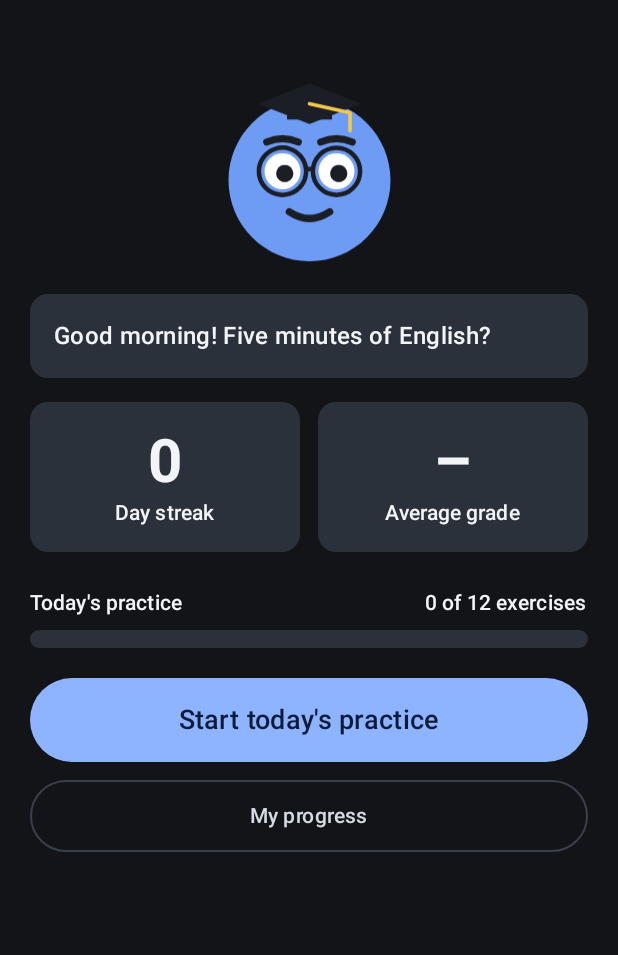
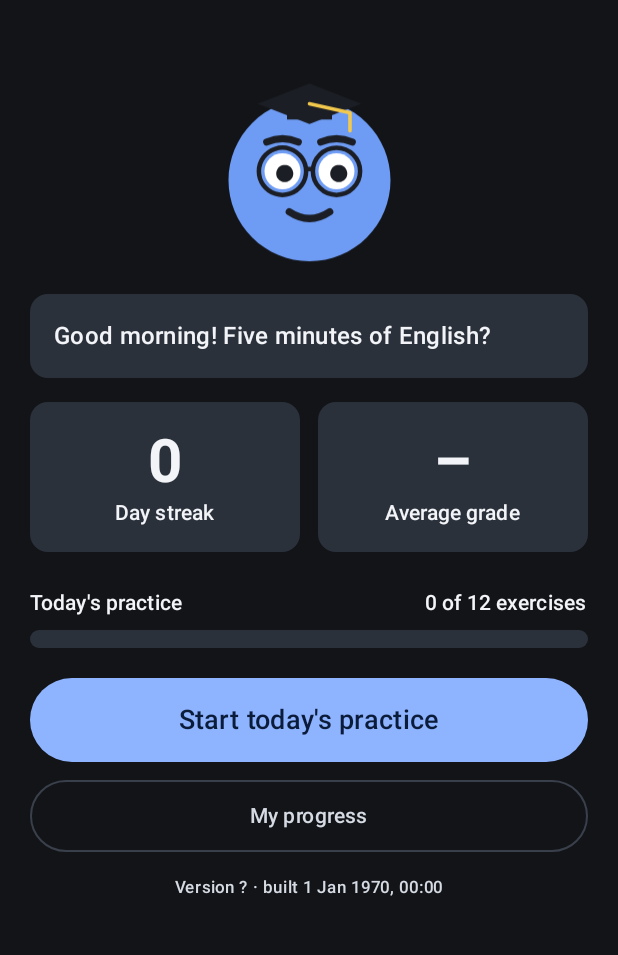
Before and after one commit to dmeltz/english-practice, an Android app built with Jetpack Compose: the screen it shows after launch (MainActivity), on a phone screen of 412 x 824 dp, the part 69-1024 px from its top. Run offline under Robolectric (Android 15) with nearby library versions, the phone set to English and light mode, and no system bars.

Commit message:
Show the version and build date and time on the home screen
Co-Authored-By: Claude Opus 5.5 <noreply@anthropic.com>
Claude-Session: https://claude.ai/code/session_01DheCgg9bVft3iuT6rJzuQN

```diff
--- a/app/build.gradle.kts
+++ b/app/build.gradle.kts
@@ -18,6 +18,8 @@ android {
         targetSdk = 35
         versionCode = buildNumber
         versionName = "0.1.$buildNumber"
+        // When this build was made, shown on the home screen in the phone's time zone.
+        buildConfigField("long", "BUILD_TIME", "${System.currentTimeMillis()}L")
     }
 
     signingConfigs {
@@ -48,6 +50,7 @@ android {
 
     buildFeatures {
         compose = true
+        buildConfig = true
     }
 }
 
--- a/app/src/main/kotlin/com/dmeltz/englishpractice/Repository.kt
+++ b/app/src/main/kotlin/com/dmeltz/englishpractice/Repository.kt
@@ -130,6 +130,13 @@ class Repository private constructor(private val context: Context) {
 object BuildConfigInfo {
     fun versionName(context: Context): String =
         context.packageManager.getPackageInfo(context.packageName, 0).versionName ?: "?"
+
+    /** "Version 0.1.14 · built 6 Nov 2026, 22:15", in the phone's time zone. */
+    fun versionLabel(context: Context): String {
+        val built = java.text.SimpleDateFormat("d MMM yyyy, HH:mm", java.util.Locale.ENGLISH)
+            .format(java.util.Date(BuildConfig.BUILD_TIME))
+        return "Version ${versionName(context)} · built $built"
+    }
 }
 
 /** Pip's mood right now. */
--- a/app/src/main/kotlin/com/dmeltz/englishpractice/ui/HomeScreen.kt
+++ b/app/src/main/kotlin/com/dmeltz/englishpractice/ui/HomeScreen.kt
@@ -31,6 +31,8 @@ import com.dmeltz.englishpractice.core.AppState
 import com.dmeltz.englishpractice.core.Mascot
 import com.dmeltz.englishpractice.core.SessionBuilder
 import com.dmeltz.englishpractice.core.sessionToContinue
+import com.dmeltz.englishpractice.BuildConfigInfo
+import androidx.compose.ui.platform.LocalContext
 import com.dmeltz.englishpractice.currentMood
 import com.dmeltz.englishpractice.today
 
@@ -111,6 +113,13 @@ fun HomeScreen(
             OutlinedButton(onClick = onProgress, modifier = Modifier.fillMaxWidth().height(48.dp)) {
                 Text("My progress")
             }
+            Spacer(Modifier.height(16.dp))
+            val context = LocalContext.current
+            Text(
+                BuildConfigInfo.versionLabel(context),
+                style = MaterialTheme.typography.labelSmall,
+                color = MaterialTheme.colorScheme.onSurfaceVariant,
+            )
         }
     }
 }
```
